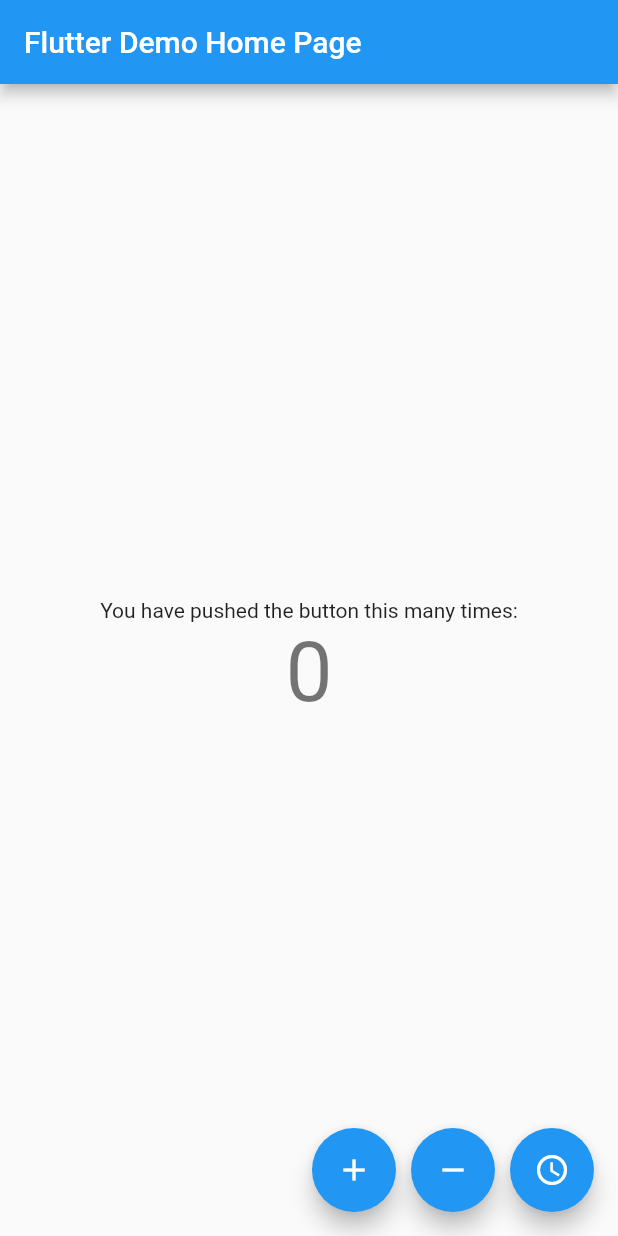
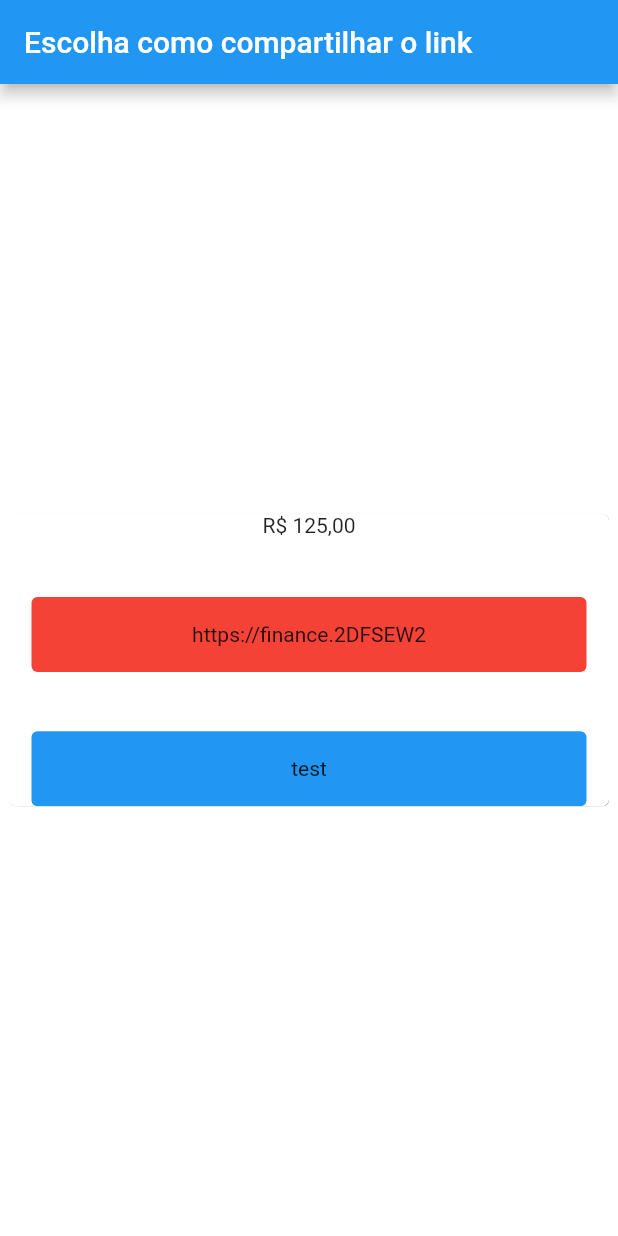
Before and after one commit to matheus-kittler/bloc_and_dio, a Flutter app: the screen it shows after launch, on a phone screen of 412 x 824 dp. Run offline on Flutter 3.47's test engine with Material 2 defaults, Android fonts, the phone set to English and light mode, and no system bars; our stand-ins replace dio.

Commit message:
esboço de tela

```diff
--- a/lib/main.dart
+++ b/lib/main.dart
@@ -1,7 +1,5 @@
 import 'package:bloc_and_dio_test/bloc/home_bloc.dart';
 import 'package:bloc_and_dio_test/bloc/counter_event.dart';
-import 'package:bloc_and_dio_test/repository/page_repository.dart';
-import 'package:dio/dio.dart';
 import 'package:flutter/foundation.dart';
 import 'package:flutter/material.dart';
 
@@ -16,11 +14,11 @@ class MyApp extends StatelessWidget {
   @override
   Widget build(BuildContext context) {
     return MaterialApp(
-      title: 'Flutter Demo',
+      title: 'Share Payment Link',
       theme: ThemeData(
         primarySwatch: Colors.blue,
       ),
-      home: const MyHomePage(title: 'Flutter Demo Home Page'),
+      home: const MyHomePage(title: 'Escolha como compartilhar o link'),
     );
   }
 }
@@ -35,98 +33,61 @@ class MyHomePage extends StatefulWidget {
 }
 
 class _MyHomePageState extends State<MyHomePage> {
-
-  void getHttp() async {
-    try {
-      var response = await Dio().get('https://gb-mobile-app-teste.s3.amazonaws.com/data.json');
-      if (kDebugMode) {
-        ScaffoldMessenger.of(context).showSnackBar(
-            SnackBar(
-          content: Text(response.toString()),
-        ));
-      }
-    } catch(e) {
-      if (kDebugMode) {
-        print(e);
-      }
-    }
-  }
-
-  // utilizando o setState
-  // void _incrementCounter() {
-  //   setState(() {
-  //     _counter++;
-  //   });
-  // }
-  //
-  // void _regressCounter() {
-  //   setState(() {
-  //     _counter--;
-  //   });
-  // }
-
-  final bloc = CounterBloc();
-
   @override
   Widget build(BuildContext context) {
     return Scaffold(
+      backgroundColor: Colors.white70,
       appBar: AppBar(
         title: Text(widget.title),
       ),
       body: Center(
-        child: StreamBuilder(
-          stream: bloc.counter,
-          initialData: 0,
-          builder: (BuildContext context, AsyncSnapshot<int> snapshot) {
-            return Column(
-              mainAxisAlignment: MainAxisAlignment.center,
-              children: <Widget>[
-                const Text('You have pushed the button this many times:'),
-                Text(
-                  '${snapshot.data}',
-                  style: Theme.of(context).textTheme.displayMedium,
+        child: Column(
+            mainAxisAlignment: MainAxisAlignment.spaceEvenly,
+            children: <Widget>[
+              ClipRRect(
+                borderRadius: BorderRadius.circular(4.0),
+                child: Container(
+                  alignment: Alignment.topCenter,
+                  constraints:
+                      const BoxConstraints(maxHeight: 195, maxWidth: 400),
+                  decoration: BoxDecoration(
+                      borderRadius: BorderRadius.circular(5.0),
+                      color: Colors.white,
+                      boxShadow: const [
+                        BoxShadow(
+                          color: Colors.grey,
+                          offset: Offset(4.0, 4.0), //(x,y)
+                          blurRadius: 6.0,
+                        )
+                      ]),
+                  child: Column(
+                    mainAxisAlignment: MainAxisAlignment.spaceBetween,
+                    children: <Widget>[
+                      const Text("R\$ 125,00"),
+                      Container(
+                        alignment: Alignment.center,
+                        constraints: const BoxConstraints(maxWidth: 370, maxHeight: 50),
+                        decoration: BoxDecoration(
+                          borderRadius: BorderRadius.circular(4.0),
+                          color: Colors.red
+                        ),
+                        child: const Text("https://finance.2DFSEW2"),
+                      ),
+                      Container(
+                        alignment: Alignment.center,
+                        constraints: const BoxConstraints(maxWidth: 370, maxHeight: 50),
+                        decoration: BoxDecoration(
+                            borderRadius: BorderRadius.circular(4.0),
+                            color: Colors.blue
+                        ),
+                        child: const Text("test"),
+                      )
+                    ],
+                  ),
                 ),
-              ],
-            );
-          },
-        ),
-        // child: Column(
-        //   mainAxisAlignment: MainAxisAlignment.center,
-        //   children: <Widget>[
-        //     const Text(
-        //       'You have pushed the button this many times:',
-        //     ),
-        //     Text(
-        //       '$_counter',
-        //       style: Theme.of(context).textTheme.headline4,
-        //     ),
-        //   ],
-        // ),
+              )
+            ]),
       ),
-      floatingActionButton: Row(
-        mainAxisAlignment: MainAxisAlignment.end,
-        children: <Widget>[
-          FloatingActionButton(
-            onPressed: () => bloc.counterEventController.add(IncrementEvent()),
-            tooltip: 'Increment',
-            child: const Icon(Icons.add),
-          ),
-          const SizedBox(width: 10),
-          FloatingActionButton(
-            onPressed: () => bloc.counterEventController.add(RegressEvent()),
-            tooltip: 'Regress',
-            child: const Icon(Icons.remove),
-          ),
-          const SizedBox(width: 10),
-          FloatingActionButton(
-              onPressed: () {
-                getHttp();
-              },
-            tooltip: 'getHttp',
-            child: const Icon(Icons.access_time),
-          ),
-        ],
-      ), // This trailing comma makes auto-formatting nicer for build methods.
     );
   }
 }
```
